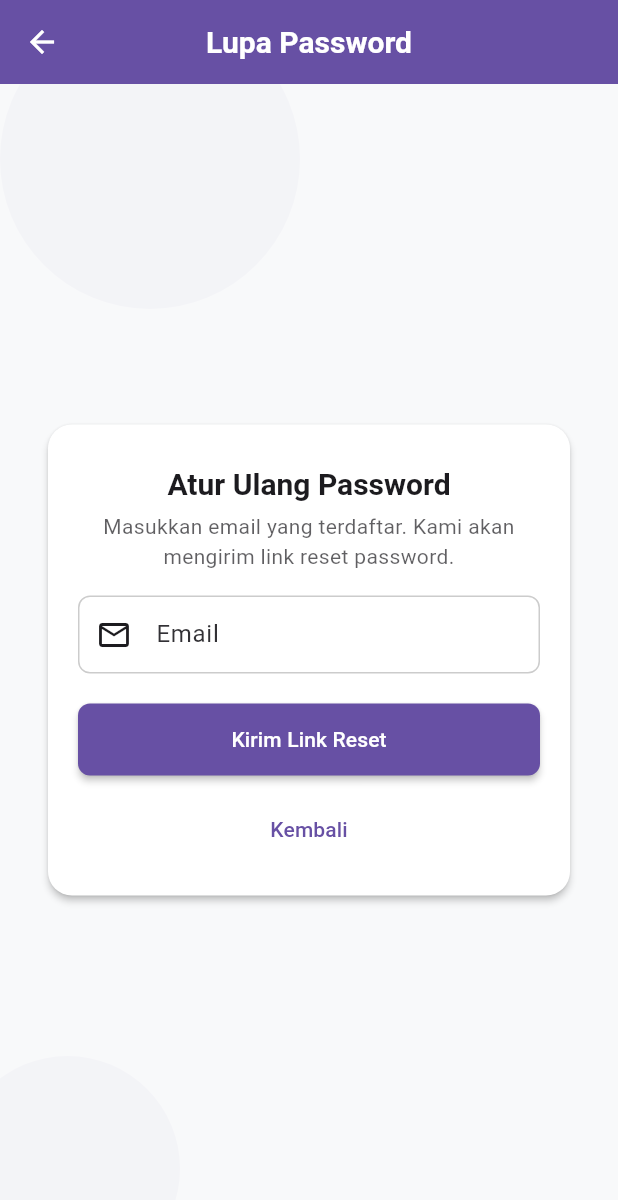
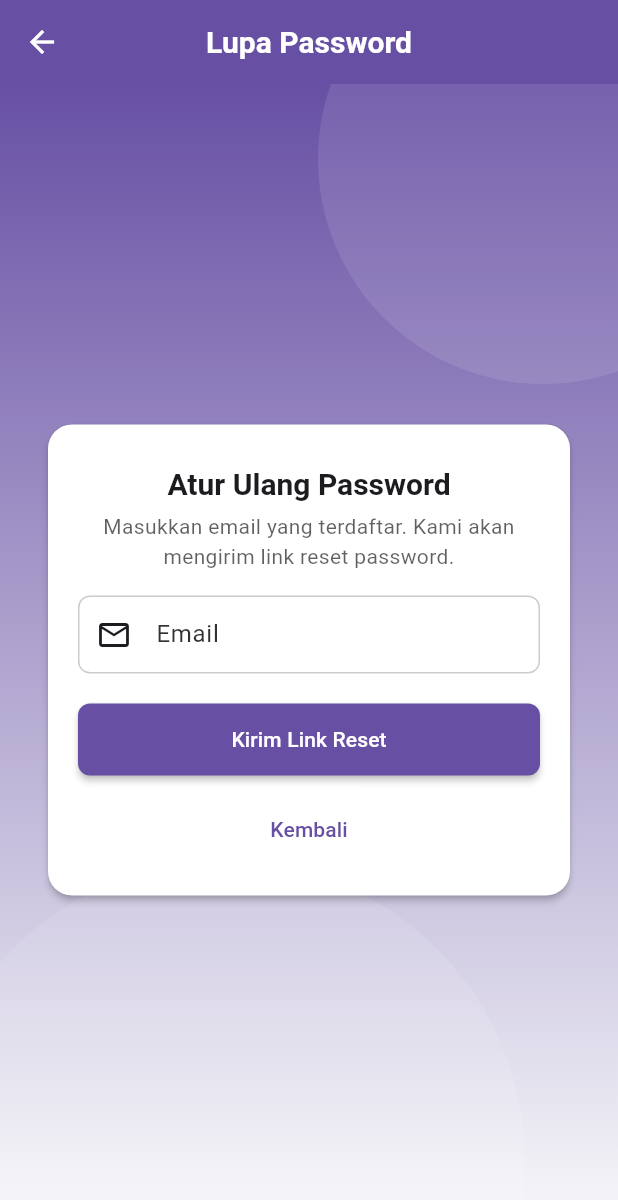
Before and after one commit to fahmiorim/radio_app, a Flutter app: the ForgotPasswordScreen screen opened by its route, on a phone screen of 412 x 824 dp. Shown: the top 1200 px of the screen. Run offline on Flutter 3.47's test engine with Material 3 defaults, Android fonts, the phone set to English and light mode, and no system bars; our stand-ins replace cached_network_image, cookie_jar, dio, dio_cookie_manager, firebase_auth, firebase_core and 11 more; missing offline and left inert: audio_session, pusher_channels_flutter; accounts and stored records are empty; statements that could not run were skipped.

Commit message:
refactor: use AppBackground in auth screens

```diff
--- a/lib/screens/auth/forgot_password_screen.dart
+++ b/lib/screens/auth/forgot_password_screen.dart
@@ -1,7 +1,7 @@
 import 'package:flutter/material.dart';
 import 'package:radio_odan_app/services/auth_service.dart';
 import 'package:radio_odan_app/config/app_routes.dart';
-import 'package:radio_odan_app/config/app_theme.dart';
+import 'package:radio_odan_app/widgets/common/app_background.dart';
 
 class ForgotPasswordScreen extends StatefulWidget {
   const ForgotPasswordScreen({super.key});
@@ -58,36 +58,11 @@ class _ForgotPasswordScreenState extends State<ForgotPasswordScreen> {
   @override
   Widget build(BuildContext context) {
     final theme = Theme.of(context);
-    final isDarkMode = theme.brightness == Brightness.dark;
     return Scaffold(
       appBar: AppBar(title: const Text('Lupa Password')),
       body: Stack(
         children: [
-          Positioned.fill(
-            child: Container(
-              color: theme.colorScheme.background,
-              child: Stack(
-                children: [
-                  AppTheme.bubble(
-                    context: context,
-                    size: 200,
-                    top: -50,
-                    right: -50,
-                    opacity: isDarkMode ? 0.1 : 0.03,
-                    usePrimaryColor: true,
-                  ),
-                  AppTheme.bubble(
-                    context: context,
-                    size: 150,
-                    bottom: -30,
-                    left: -30,
-                    opacity: isDarkMode ? 0.08 : 0.03,
-                    usePrimaryColor: true,
-                  ),
-                ],
-              ),
-            ),
-          ),
+          const AppBackground(),
           Center(
             child: SingleChildScrollView(
               padding: const EdgeInsets.all(24),
--- a/lib/widgets/common/app_background.dart
+++ b/lib/widgets/common/app_background.dart
@@ -6,7 +6,7 @@ class AppBackground extends StatelessWidget {
   @override
   Widget build(BuildContext context) {
     final theme = Theme.of(context);
-    final bubbleOpacity = theme.brightness == Brightness.dark ? 0.05 : 0.1;
+    final bubbleOpacity = theme.brightness == Brightness.dark ? 0.08 : 0.1;
 
     return SizedBox.expand(
       child: Container(
```
Also changed, not shown: lib/screens/auth/login_screen.dart (+2 -28 lines), lib/screens/auth/register_screen.dart (+2 -27 lines), lib/screens/auth/verification_screen.dart (+2 -27 lines).
